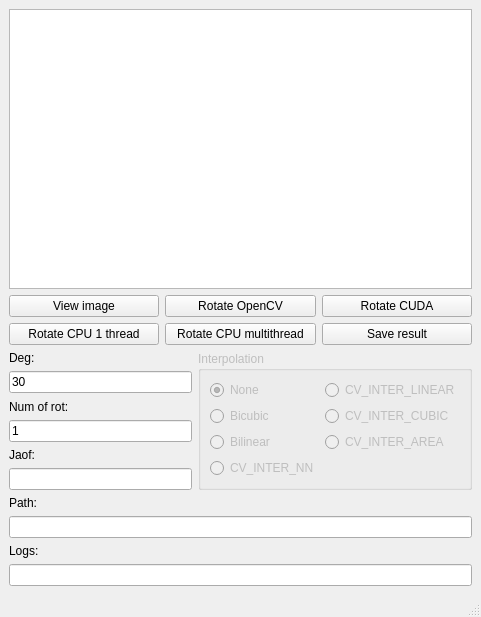
This is outlineImpl/imgtestgui.ui in ren-ashir/ImgAffineTransformation as Qt 5 draws it before an edit. The edited form follows.
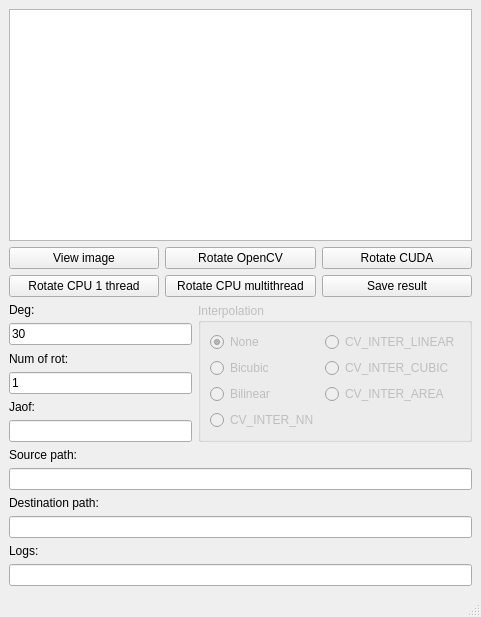
This is the edited form.

Patch:
```diff
--- a/outlineImpl/imgtestgui.ui
+++ b/outlineImpl/imgtestgui.ui
@@ -187,13 +187,23 @@
     <item>
      <widget class="QLabel" name="label_7">
       <property name="text">
-       <string>Path:</string>
+       <string>Source path:</string>
       </property>
      </widget>
     </item>
     <item>
      <widget class="QLineEdit" name="lineEdit_path_3"/>
     </item>
+    <item>
+     <widget class="QLabel" name="label_5">
+      <property name="text">
+       <string>Destination path:</string>
+      </property>
+     </widget>
+    </item>
+    <item>
+     <widget class="QLineEdit" name="lineEdit_dest_path"/>
+    </item>
     <item>
      <widget class="QLabel" name="label">
       <property name="text">
```
